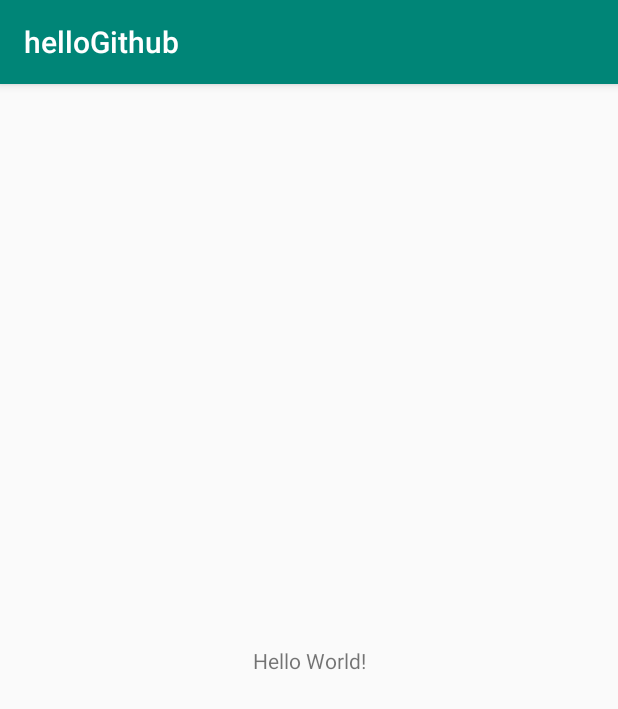
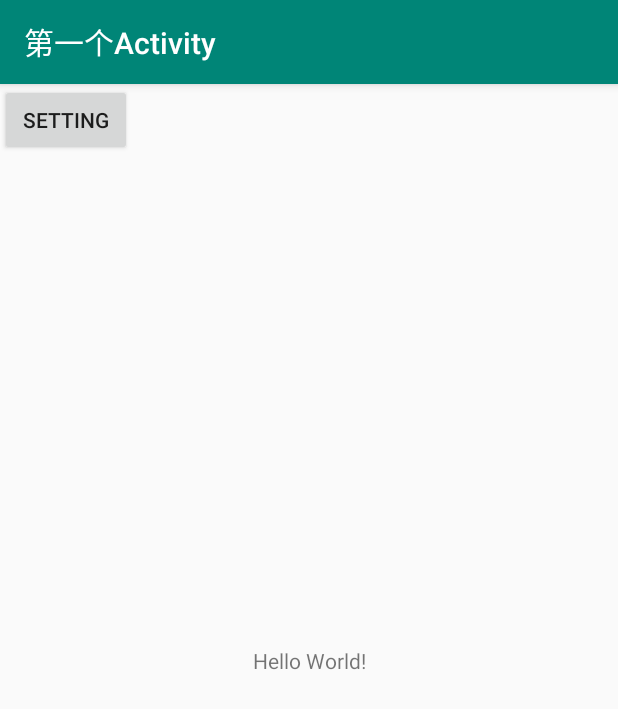
Before and after one commit to dengken/hello-github, an Android app: the screen it shows after launch (MainActivity), on a phone screen of 412 x 824 dp. Shown: the top 709 px of the screen. Run offline under Robolectric (Android 15) with nearby library versions, the phone set to English and light mode, and no system bars; our stand-ins replace EventBus.

Commit message:
多语言

```diff
--- a/app/build.gradle
+++ b/app/build.gradle
@@ -25,4 +25,6 @@ dependencies {
     testImplementation 'junit:junit:4.12'
     androidTestImplementation 'com.android.support.test:runner:1.0.2'
     androidTestImplementation 'com.android.support.test.espresso:espresso-core:3.0.2'
+
+    implementation 'org.greenrobot:eventbus:3.1.1'
 }
--- a/app/src/main/AndroidManifest.xml
+++ b/app/src/main/AndroidManifest.xml
@@ -16,6 +16,8 @@
                 <category android:name="android.intent.category.LAUNCHER" />
             </intent-filter>
         </activity>
+
+        <activity android:name=".SettingAc"/>
     </application>
 
 </manifest>
--- /dev/null
+++ b/app/src/main/java/com/juefeng/game/hellogithub/BaseAc.java
@@ -0,0 +1,56 @@
+package com.juefeng.game.hellogithub;
+
+import android.content.res.Configuration;
+import android.content.res.Resources;
+import android.os.Bundle;
+import android.support.annotation.Nullable;
+import android.support.v7.app.AppCompatActivity;
+import android.util.DisplayMetrics;
+
+
+import org.greenrobot.eventbus.EventBus;
+import org.greenrobot.eventbus.Subscribe;
+import org.greenrobot.eventbus.ThreadMode;
+
+import java.util.Locale;
+
+public class BaseAc extends AppCompatActivity {
+
+    @Override
+    protected void onCreate(@Nullable Bundle savedInstanceState) {
+        super.onCreate(savedInstanceState);
+        EventBus.getDefault().register(this);
+        changeAppLanguage();
+    }
+
+    @Subscribe(threadMode = ThreadMode.MAIN)
+    public void onEvent(String str) {
+        switch (str) {
+            case "EVENT_REFRESH_LANGUAGE":
+                changeAppLanguage();
+                recreate();//刷新界面
+                break;
+        }
+    }
+
+
+    public void changeAppLanguage() {
+        String sta = Store.getLanguageLocal(this);
+        if(sta != null && !"".equals(sta)){
+            // 本地语言设置
+            Locale myLocale = new Locale(sta);
+            Resources res = getResources();
+            DisplayMetrics dm = res.getDisplayMetrics();
+            Configuration conf = res.getConfiguration();
+            conf.locale = myLocale;
+            res.updateConfiguration(conf, dm);
+        }
+
+    }
+
+    @Override
+    protected void onDestroy() {
+        super.onDestroy();
+        EventBus.getDefault().unregister(this);
+    }
+}
--- a/app/src/main/java/com/juefeng/game/hellogithub/MainActivity.java
+++ b/app/src/main/java/com/juefeng/game/hellogithub/MainActivity.java
@@ -1,13 +1,24 @@
 package com.juefeng.game.hellogithub;
 
-import android.support.v7.app.AppCompatActivity;
+import android.content.Intent;
 import android.os.Bundle;
+import android.util.Log;
+import android.view.View;
 
-public class MainActivity extends AppCompatActivity {
+public class MainActivity extends BaseAc {
 
     @Override
     protected void onCreate(Bundle savedInstanceState) {
         super.onCreate(savedInstanceState);
         setContentView(R.layout.activity_main);
+        Log.d("main", "onCreate: !!!!!");
+
+        setTitle("第一个Activity");
+        findViewById(R.id.btn_setting).setOnClickListener(new View.OnClickListener() {
+            @Override
+            public void onClick(View v) {
+                startActivity(new Intent(MainActivity.this, SettingAc.class));
+            }
+        });
     }
 }
--- /dev/null
+++ b/app/src/main/java/com/juefeng/game/hellogithub/Store.java
@@ -0,0 +1,24 @@
+package com.juefeng.game.hellogithub;
+
+import android.content.Context;
+import android.content.SharedPreferences;
+import android.preference.PreferenceManager;
+
+public class Store {
+
+    public static void setLanguageLocal(Context context, String language){
+        SharedPreferences preferences;
+        SharedPreferences.Editor editor;
+        preferences = PreferenceManager.getDefaultSharedPreferences(context);
+        editor = preferences.edit();
+        editor.putString("language", language);
+        editor.commit();
+    }
+
+    public static String getLanguageLocal(Context context){
+        SharedPreferences preferences;
+        preferences = PreferenceManager.getDefaultSharedPreferences(context);
+        String language = preferences.getString("language", "");
+        return language;
+    }
+}
--- a/app/src/main/res/layout/activity_main.xml
+++ b/app/src/main/res/layout/activity_main.xml
@@ -15,4 +15,22 @@
         app:layout_constraintRight_toRightOf="parent"
         app:layout_constraintTop_toTopOf="parent" />
 
+
+    <TextView
+        android:id="@+id/textView"
+        android:layout_width="wrap_content"
+        android:layout_height="wrap_content"
+        android:layout_marginBottom="8dp"
+        android:text="@string/text_content"
+        app:layout_constraintBottom_toTopOf="@+id/btn_setting" />
+
+    <Button
+        android:id="@+id/btn_setting"
+        android:layout_width="wrap_content"
+        android:layout_height="wrap_content"
+        android:text="setting"
+        tools:layout_editor_absoluteX="0dp"
+        tools:layout_editor_absoluteY="49dp"
+        tools:ignore="MissingConstraints" />
+
 </android.support.constraint.ConstraintLayout>
--- a/app/src/main/res/values/strings.xml
+++ b/app/src/main/res/values/strings.xml
@@ -1,3 +1,9 @@
 <resources>
     <string name="app_name">helloGithub</string>
+    <string name="lan_chinese">中文</string>
+    <string name="lan_en">英文</string>
+    <string name="lan_ja">日文</string>
+    <string name="lan_de">德文</string>
+    <string name="text_content">这是内容显示区</string>
+    <string name="select_language">选择一个语言</string>
 </resources>
```
Also changed, not shown: app/src/main/java/com/juefeng/game/hellogithub/SettingAc.java (added, +42 -0 lines), 3 other files.
